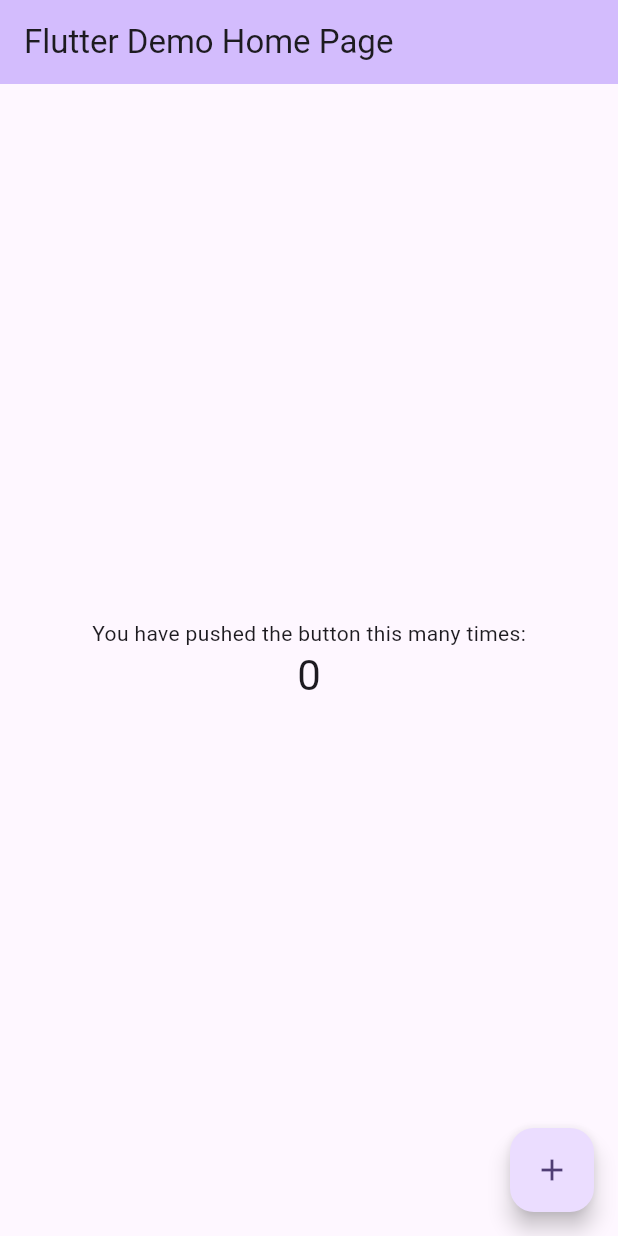
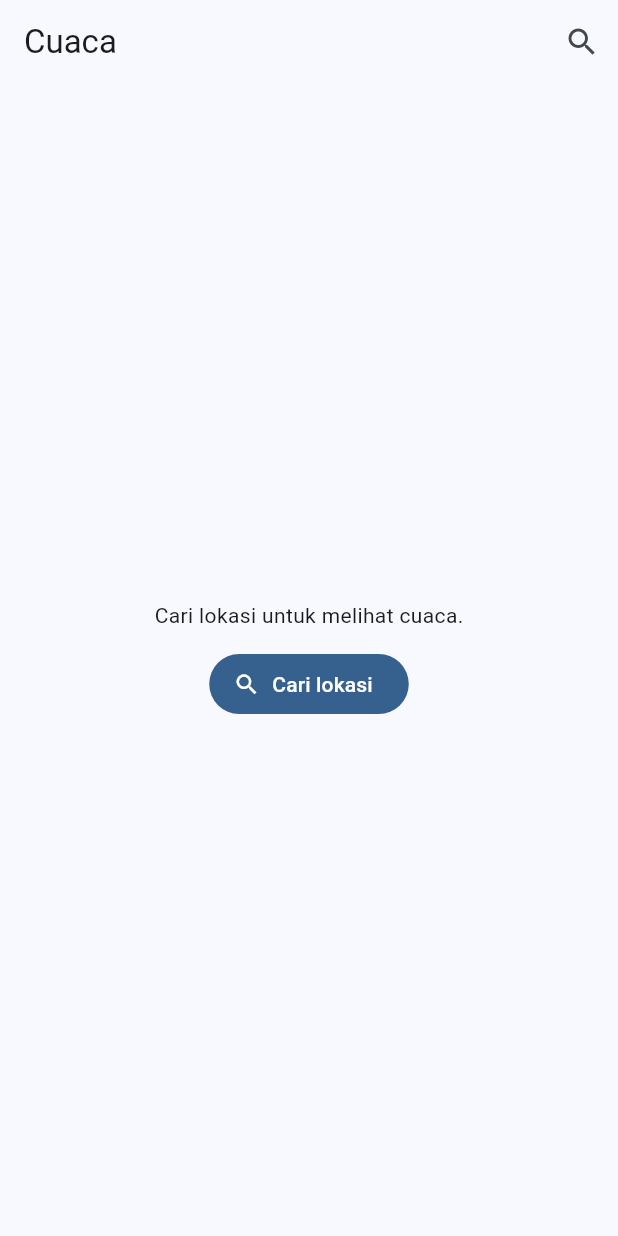
Before and after one commit to Gandhuttt/responsi-flutter, a Flutter app: the screen it shows after launch, on a phone screen of 412 x 824 dp. Run offline on Flutter 3.47's test engine with Material 3 defaults, Android fonts, the phone set to English and light mode, and no system bars; our stand-ins replace shared_preferences.

Commit message:
Add weather home screen

```diff
--- a/lib/main.dart
+++ b/lib/main.dart
@@ -1,122 +1,24 @@
 import 'package:flutter/material.dart';
+import 'package:provider/provider.dart';
 
-void main() {
-  runApp(const MyApp());
-}
+import 'services/weather_service.dart';
+import 'viewmodels/weather_view_model.dart';
+import 'views/weather_screen.dart';
+
+void main() => runApp(const MyApp());
 
 class MyApp extends StatelessWidget {
   const MyApp({super.key});
 
-  // This widget is the root of your application.
   @override
-  Widget build(BuildContext context) {
-    return MaterialApp(
-      title: 'Flutter Demo',
+  Widget build(BuildContext context) => ChangeNotifierProvider(
+    create: (_) => WeatherViewModel(WeatherService()),
+    child: MaterialApp(
+      title: 'Cuaca',
       theme: ThemeData(
-        // This is the theme of your application.
-        //
-        // TRY THIS: Try running your application with "flutter run". You'll see
-        // the application has a purple toolbar. Then, without quitting the app,
-        // try changing the seedColor in the colorScheme below to Colors.green
-        // and then invoke "hot reload" (save your changes or press the "hot
-        // reload" button in a Flutter-supported IDE, or press "r" if you used
-        // the command line to start the app).
-        //
-        // Notice that the counter didn't reset back to zero; the application
-        // state is not lost during the reload. To reset the state, use hot
-        // restart instead.
-        //
-        // This works for code too, not just values: Most code changes can be
-        // tested with just a hot reload.
-        colorScheme: .fromSeed(seedColor: Colors.deepPurple),
+        colorScheme: ColorScheme.fromSeed(seedColor: Colors.blue),
       ),
-      home: const MyHomePage(title: 'Flutter Demo Home Page'),
-    );
-  }
+      home: const WeatherScreen(),
+    ),
+  );
 }
-
-class MyHomePage extends StatefulWidget {
-  const MyHomePage({super.key, required this.title});
-
-  // This widget is the home page of your application. It is stateful, meaning
-  // that it has a State object (defined below) that contains fields that affect
-  // how it looks.
-
-  // This class is the configuration for the state. It holds the values (in this
-  // case the title) provided by the parent (in this case the App widget) and
-  // used by the build method of the State. Fields in a Widget subclass are
-  // always marked "final".
-
-  final String title;
-
-  @override
-  State<MyHomePage> createState() => _MyHomePageState();
-}
-
-class _MyHomePageState extends State<MyHomePage> {
-  int _counter = 0;
-
-  void _incrementCounter() {
-    setState(() {
-      // This call to setState tells the Flutter framework that something has
-      // changed in this State, which causes it to rerun the build method below
-      // so that the display can reflect the updated values. If we changed
-      // _counter without calling setState(), then the build method would not be
-      // called again, and so nothing would appear to happen.
-      _counter++;
-    });
-  }
-
-  @override
-  Widget build(BuildContext context) {
-    // This method is rerun every time setState is called, for instance as done
-    // by the _incrementCounter method above.
-    //
-    // The Flutter framework has been optimized to make rerunning build methods
-    // fast, so that you can just rebuild anything that needs updating rather
-    // than having to individually change instances of widgets.
-    return Scaffold(
-      appBar: AppBar(
-        // TRY THIS: Try changing the color here to a specific color (to
-        // Colors.amber, perhaps?) and trigger a hot reload to see the AppBar
-        // change color while the other colors stay the same.
-        backgroundColor: Theme.of(context).colorScheme.inversePrimary,
-        // Here we take the value from the MyHomePage object that was created by
-        // the App.build method, and use it to set our appbar title.
-        title: Text(widget.title),
-      ),
-      body: Center(
-        // Center is a layout widget. It takes a single child and positions it
-        // in the middle of the parent.
-        child: Column(
-          // Column is also a layout widget. It takes a list of children and
-          // arranges them vertically. By default, it sizes itself to fit its
-          // children horizontally, and tries to be as tall as its parent.
-          //
-          // Column has various properties to control how it sizes itself and
-          // how it positions its children. Here we use mainAxisAlignment to
-          // center the children vertically; the main axis here is the vertical
-          // axis because Columns are vertical (the cross axis would be
-          // horizontal).
-          //
-          // TRY THIS: Invoke "debug painting" (choose the "Toggle Debug Paint"
-          // action in the IDE, or press "p" in the console), to see the
-          // wireframe for each widget.
-          mainAxisAlignment: .center,
-          children: [
-            const Text('You have pushed the button this many times:'),
-            Text(
-              '$_counter',
-              style: Theme.of(context).textTheme.headlineMedium,
-            ),
-          ],
-        ),
-      ),
-      floatingActionButton: FloatingActionButton(
-        onPressed: _incrementCounter,
-        tooltip: 'Increment',
-        child: const Icon(Icons.add),
-      ),
-    );
-  }
-}
--- /dev/null
+++ b/lib/views/weather_screen.dart
@@ -0,0 +1,184 @@
+import 'package:flutter/material.dart';
+import 'package:provider/provider.dart';
+
+import '../models/location.dart';
+import '../models/weather.dart';
+import '../models/weather_condition.dart';
+import '../viewmodels/weather_view_model.dart';
+import 'location_search_screen.dart';
+
+class WeatherScreen extends StatelessWidget {
+  const WeatherScreen({super.key});
+
+  Future<void> _chooseLocation(BuildContext context) async {
+    final location = await Navigator.of(context).push<Location>(
+      MaterialPageRoute(builder: (_) => const LocationSearchScreen()),
+    );
+    if (context.mounted && location != null) {
+      context.read<WeatherViewModel>().load(location);
+    }
+  }
+
+  @override
+  Widget build(BuildContext context) {
+    final vm = context.watch<WeatherViewModel>();
+    return Scaffold(
+      appBar: AppBar(
+        title: const Text('Cuaca'),
+        actions: [
+          IconButton(
+            tooltip: 'Cari lokasi',
+            onPressed: () => _chooseLocation(context),
+            icon: const Icon(Icons.search),
+          ),
+        ],
+      ),
+      body: SafeArea(
+        child: switch (vm.status) {
+          WeatherStatus.initial => Center(
+            child: Padding(
+              padding: const EdgeInsets.all(24),
+              child: Column(
+                mainAxisSize: MainAxisSize.min,
+                children: [
+                  const Text('Cari lokasi untuk melihat cuaca.'),
+                  const SizedBox(height: 12),
+                  FilledButton.icon(
+                    onPressed: () => _chooseLocation(context),
+                    icon: const Icon(Icons.search),
+                    label: const Text('Cari lokasi'),
+                  ),
+                ],
+              ),
+            ),
+          ),
+          WeatherStatus.loading => const Center(
+            child: CircularProgressIndicator(),
+          ),
+          WeatherStatus.empty => const Center(
+            child: Text('Prakiraan cuaca tidak tersedia.'),
+          ),
+          WeatherStatus.error => Center(
+            child: Column(
+              mainAxisSize: MainAxisSize.min,
+              children: [
+                const Text('Gagal mengambil data cuaca.'),
+                TextButton(
+                  onPressed: () => vm.load(vm.location!),
+                  child: const Text('Coba lagi'),
+                ),
+              ],
+            ),
+          ),
+          WeatherStatus.success => _WeatherDetails(
+            location: vm.location!,
+            weather: vm.weather!,
+          ),
+        },
+      ),
+    );
+  }
+}
+
+class _WeatherDetails extends StatelessWidget {
+  const _WeatherDetails({required this.location, required this.weather});
+
+  final Location location;
+  final Weather weather;
+
+  @override
+  Widget build(BuildContext context) {
+    final current = weather.current;
+    final condition = WeatherCondition.fromCode(current.weatherCode);
+    final theme = Theme.of(context);
+    return ListView(
+      padding: const EdgeInsets.all(16),
+      children: [
+        Text(location.name, style: theme.textTheme.headlineMedium),
+        Text(
+          [
+            location.admin1,
+            location.country,
+          ].whereType<String>().where((part) => part.isNotEmpty).join(', '),
+        ),
+        const SizedBox(height: 24),
+        Center(
+          child: Icon(
+            condition.icon,
+            size: 72,
+            color: theme.colorScheme.primary,
+          ),
+        ),
+        Center(
+          child: Text(
+            '${current.temperature.toStringAsFixed(1)} °C',
+            style: theme.textTheme.displayMedium,
+          ),
+        ),
+        Center(
+          child: Text(condition.description, style: theme.textTheme.titleLarge),
+        ),
+        const SizedBox(height: 24),
+        Card(
+          child: Padding(
+            padding: const EdgeInsets.all(16),
+            child: Column(
+              children: [
+                _detail(
+                  'Terasa seperti',
+                  '${current.apparentTemperature.toStringAsFixed(1)} °C',
+                ),
+                _detail('Kelembapan', '${current.relativeHumidity}%'),
+                _detail(
+                  'Kecepatan angin',
+                  '${current.windSpeed.toStringAsFixed(1)} km/jam',
+                ),
+                _detail(
+                  'Curah hujan',
+                  '${current.precipitation.toStringAsFixed(1)} mm',
+                ),
+                _detail(
+                  'Peluang hujan hari ini',
+                  _probability(weather.daily.first.precipitationProbabilityMax),
+                ),
+              ],
+            ),
+          ),
+        ),
+        const SizedBox(height: 24),
+        Text('Prakiraan harian', style: theme.textTheme.titleLarge),
+        const SizedBox(height: 8),
+        ...weather.daily.map((day) {
+          final forecastCondition = WeatherCondition.fromCode(day.weatherCode);
+          return Card(
+            child: ListTile(
+              leading: Icon(forecastCondition.icon),
+              title: Text(
+                '${day.date.day}/${day.date.month}/${day.date.year} · ${forecastCondition.description}',
+              ),
+              subtitle: Text(
+                'Peluang hujan: ${_probability(day.precipitationProbabilityMax)}',
+              ),
+              trailing: Text(
+                '${day.minimumTemperature.toStringAsFixed(0)}° / ${day.maximumTemperature.toStringAsFixed(0)}°',
+              ),
+            ),
+          );
+        }),
+      ],
+    );
+  }
+
+  static String _probability(int? value) =>
+      value == null ? 'Tidak tersedia' : '$value%';
+
+  Widget _detail(String label, String value) => Padding(
+    padding: const EdgeInsets.symmetric(vertical: 6),
+    child: Row(
+      children: [
+        Expanded(child: Text(label)),
+        Text(value),
+      ],
+    ),
+  );
+}
```
Also changed, not shown: 1 other file.
